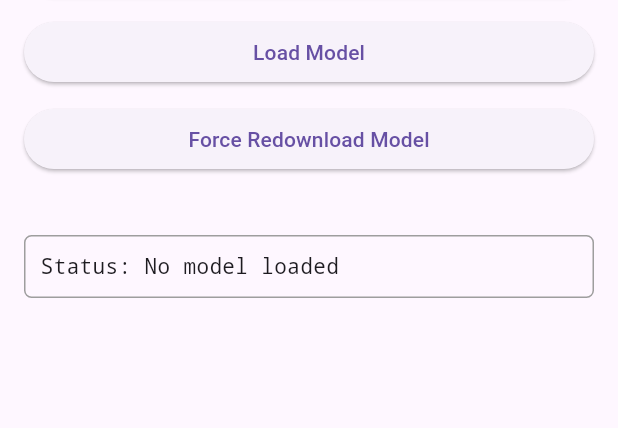
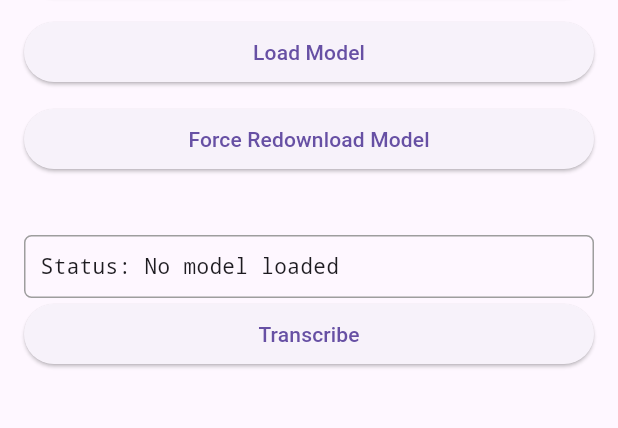
Before and after one commit to r0227n/flutter_whisper_kit, a Flutter app: the screen it shows after launch, on a phone screen of 412 x 824 dp, the part 497-925 px from its top. Run offline on Flutter 3.47's test engine with Material 3 defaults, Android fonts, the phone set to English and light mode, and no system bars; our stand-ins replace plugin_platform_interface.

Commit message:
add: transcribeFromFile to the example

```diff
--- a/packages/flutter_whisperkit_apple/example/lib/main.dart
+++ b/packages/flutter_whisperkit_apple/example/lib/main.dart
@@ -137,7 +137,10 @@ class _MyAppState extends State<MyApp> {
               Text('Running on: $_platformVersion\n'),
 
               const SizedBox(height: 20),
-              const Text('Model Settings', style: TextStyle(fontSize: 18, fontWeight: FontWeight.bold)),
+              const Text(
+                'Model Settings',
+                style: TextStyle(fontSize: 18, fontWeight: FontWeight.bold),
+              ),
 
               // Model variant selection
               DropdownButton<String>(
@@ -151,13 +154,24 @@ class _MyAppState extends State<MyApp> {
                     });
                   }
                 },
-                items: <String>['tiny-en', 'tiny', 'base-en', 'base', 'small-en', 'small', 'medium-en', 'medium', 'large-v2', 'large-v3']
-                    .map<DropdownMenuItem<String>>((String value) {
-                  return DropdownMenuItem<String>(
-                    value: value,
-                    child: Text(value),
-                  );
-                }).toList(),
+                items:
+                    <String>[
+                      'tiny-en',
+                      'tiny',
+                      'base-en',
+                      'base',
+                      'small-en',
+                      'small',
+                      'medium-en',
+                      'medium',
+                      'large-v2',
+                      'large-v3',
+                    ].map<DropdownMenuItem<String>>((String value) {
+                      return DropdownMenuItem<String>(
+                        value: value,
+                        child: Text(value),
+                      );
+                    }).toList(),
               ),
 
               const SizedBox(height: 10),
@@ -213,7 +227,8 @@ class _MyAppState extends State<MyApp> {
 
               // Force redownload button
               ElevatedButton(
-                onPressed: _isLoading ? null : () => _loadModel(redownload: true),
+                onPressed:
+                    _isLoading ? null : () => _loadModel(redownload: true),
                 child: const Text('Force Redownload Model'),
               ),
 
@@ -225,7 +240,9 @@ class _MyAppState extends State<MyApp> {
                   children: [
                     LinearProgressIndicator(value: _loadingProgress),
                     const SizedBox(height: 5),
-                    Text('Loading: ${(_loadingProgress * 100).toStringAsFixed(1)}%'),
+                    Text(
+                      'Loading: ${(_loadingProgress * 100).toStringAsFixed(1)}%',
+                    ),
                   ],
                 ),
 
@@ -243,6 +260,15 @@ class _MyAppState extends State<MyApp> {
                   style: const TextStyle(fontFamily: 'monospace'),
                 ),
               ),
+              ElevatedButton(
+                onPressed: () async {
+                  final result = await _flutterWhisperkitApple
+                      .transcribeFromFile('assets/test.mp3');
+
+                  print('Transcribed: $result');
+                },
+                child: const Text('Transcribe'),
+              ),
             ],
           ),
         ),
```
Also changed, not shown: packages/flutter_whisperkit_apple/example/pubspec.yaml (+3 -58 lines), 3 other files.
